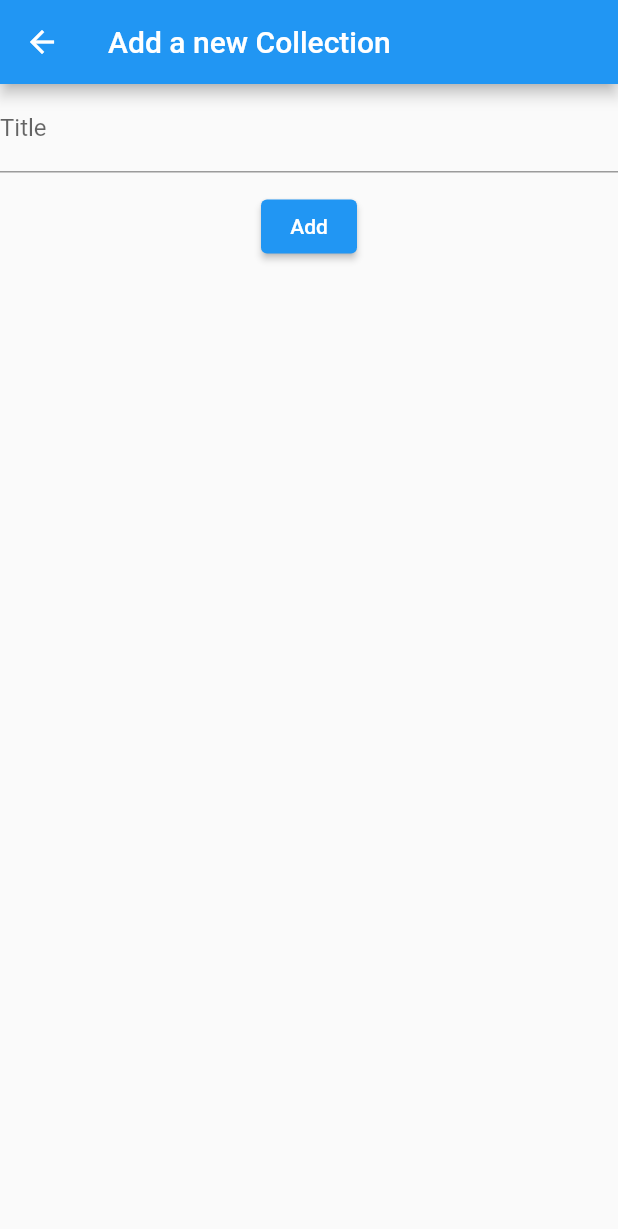
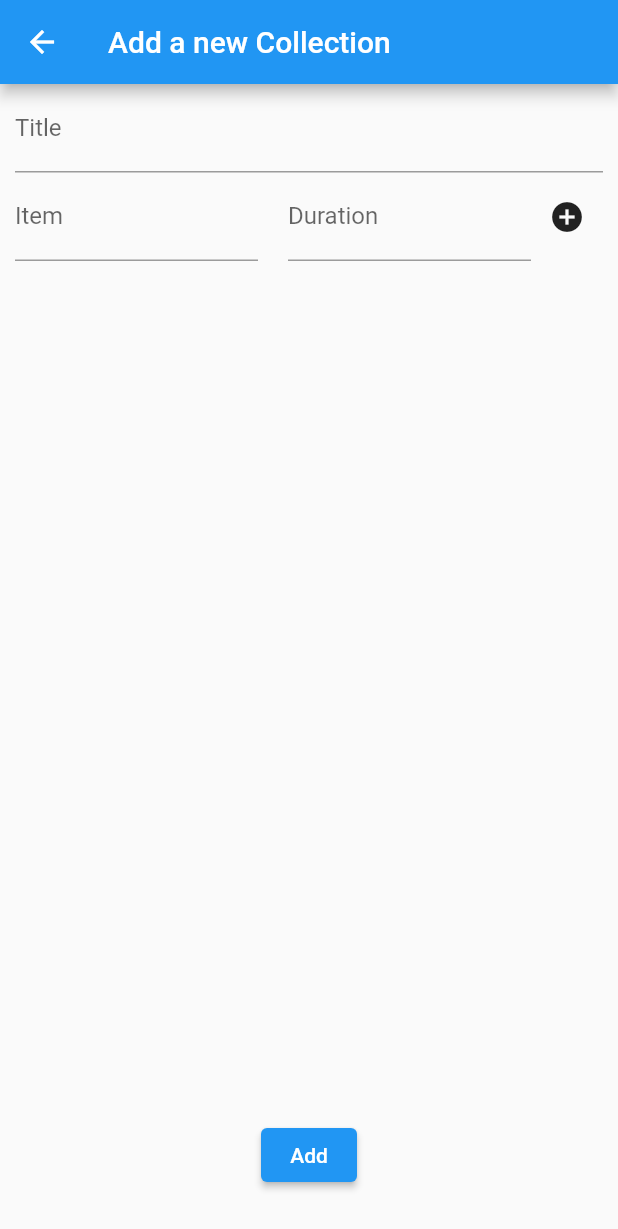
Before and after one commit to williamo1099/List-Timer, a Flutter app: the CollectionAddView screen opened directly, on a phone screen of 412 x 824 dp. Shown: the top 1229 px of the screen. Run offline on Flutter 3.47's test engine with Material 2 defaults, Android fonts, the phone set to English and light mode, and no system bars.

Commit message:
Updating add collection view
Update the add collection view, adding new dynamic list view.

```diff
--- a/lib/views/collection_add_view.dart
+++ b/lib/views/collection_add_view.dart
@@ -8,6 +8,23 @@ class CollectionAddView extends StatefulWidget {
 }
 
 class _CollectionAddViewState extends State<CollectionAddView> {
+  final _formKey = GlobalKey<FormState>();
+
+  final List _itemsList = [true];
+
+  final _titleController = TextEditingController();
+
+  void _addNewCollection() {
+    _formKey.currentState!.validate();
+    _formKey.currentState!.save();
+  }
+
+  @override
+  void dispose() {
+    super.dispose();
+    _titleController.dispose();
+  }
+
   @override
   Widget build(BuildContext context) {
     return Scaffold(
@@ -18,10 +35,17 @@ class _CollectionAddViewState extends State<CollectionAddView> {
 
       // BODY
       body: Form(
+        // KEY
+        key: _formKey,
+
+        // CHILD
+        child: Padding(
+          padding: const EdgeInsets.only(bottom: 30, left: 10, right: 10),
           child: Column(
             children: [
               // TITLE TEXT FORM FIELD
               TextFormField(
+                controller: _titleController,
                 decoration: const InputDecoration(
                   label: Text("Title"),
                 ),
@@ -36,19 +60,70 @@ class _CollectionAddViewState extends State<CollectionAddView> {
                 },
               ),
 
-            //
+              // ITEM LIST VIEW
+              Expanded(
+                child: ListView.separated(
+                  itemCount: _itemsList.length,
+                  itemBuilder: (context, index) => Row(
+                    children: [
+                      // ITEM TITLE TEXT FORM FIELD
+                      Expanded(
+                        child: TextFormField(
+                          decoration: const InputDecoration(
+                            label: Text("Item"),
+                          ),
+                        ),
+                      ),
+
+                      const SizedBox(width: 20),
+
+                      // ITEM DURATION TEXT FORM FIELD
+                      Expanded(
+                        child: TextFormField(
+                          decoration: const InputDecoration(
+                            label: Text("Duration"),
+                          ),
+                        ),
+                      ),
+
+                      // ADD ICON BUTTON
+                      IconButton(
+                        onPressed: () {
+                          if (index == _itemsList.length - 1) {
+                            setState(() {
+                              _itemsList.insert(index, true);
+                            });
+                          } else {
+                            setState(() {
+                              _itemsList.removeAt(index);
+                            });
+                          }
+                        },
+                        icon: index == _itemsList.length - 1
+                            ? const Icon(Icons.add_circle)
+                            : const Icon(Icons.remove_circle),
+                      ),
+                    ],
+                  ),
+                  separatorBuilder: (context, index) => const SizedBox(
+                    height: 20,
+                  ),
+                ),
+              ),
+
               const SizedBox(
                 height: 12,
               ),
 
               // ADD BUTTON
               ElevatedButton(
-              onPressed: () {},
+                onPressed: _addNewCollection,
                 child: const Text("Add"),
               ),
             ],
           ),
         ),
+      ),
     );
   }
 }
```
Lines whose indentation alone changed are shown as unchanged.
